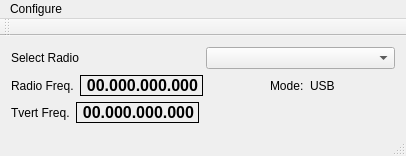
Before: the Qt Designer form mqt/MqtRigControl/rigcontrolmainwindow.ui in zsteva/backup-minos2, drawn with Qt 5.
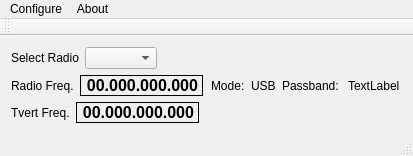
After: the same form once the commit is applied.

Diff of the .ui file:
```diff
--- a/mqt/MqtRigControl/rigcontrolmainwindow.ui
+++ b/mqt/MqtRigControl/rigcontrolmainwindow.ui
@@ -6,7 +6,7 @@
    <rect>
     <x>0</x>
     <y>0</y>
-    <width>406</width>
+    <width>413</width>
     <height>154</height>
    </rect>
   </property>
@@ -29,6 +29,19 @@
         <item>
          <widget class="QComboBox" name="selectRadioBox"/>
         </item>
+        <item>
+         <spacer name="horizontalSpacer_4">
+          <property name="orientation">
+           <enum>Qt::Horizontal</enum>
+          </property>
+          <property name="sizeHint" stdset="0">
+           <size>
+            <width>40</width>
+            <height>20</height>
+           </size>
+          </property>
+         </spacer>
+        </item>
        </layout>
       </item>
       <item>
@@ -87,6 +100,13 @@
           </property>
          </widget>
         </item>
+        <item>
+         <widget class="QLabel" name="label">
+          <property name="text">
+           <string>Passband:</string>
+          </property>
+         </widget>
+        </item>
         <item>
          <spacer name="horizontalSpacer_3">
           <property name="orientation">
@@ -100,6 +120,26 @@
           </property>
          </spacer>
         </item>
+        <item>
+         <widget class="QLabel" name="passBandlbl">
+          <property name="text">
+           <string>TextLabel</string>
+          </property>
+         </widget>
+        </item>
+        <item>
+         <spacer name="horizontalSpacer_5">
+          <property name="orientation">
+           <enum>Qt::Horizontal</enum>
+          </property>
+          <property name="sizeHint" stdset="0">
+           <size>
+            <width>40</width>
+            <height>20</height>
+           </size>
+          </property>
+         </spacer>
+        </item>
        </layout>
       </item>
       <item>
@@ -155,7 +195,7 @@
     <rect>
      <x>0</x>
      <y>0</y>
-     <width>406</width>
+     <width>413</width>
      <height>21</height>
     </rect>
    </property>
@@ -166,7 +206,13 @@
     <addaction name="actionSetup_Radios"/>
     <addaction name="actionTraceLog"/>
    </widget>
+   <widget class="QMenu" name="menuAbout">
+    <property name="title">
+     <string>About</string>
+    </property>
+   </widget>
    <addaction name="menuConfigure"/>
+   <addaction name="menuAbout"/>
   </widget>
   <widget class="QToolBar" name="mainToolBar">
    <attribute name="toolBarArea">
```
